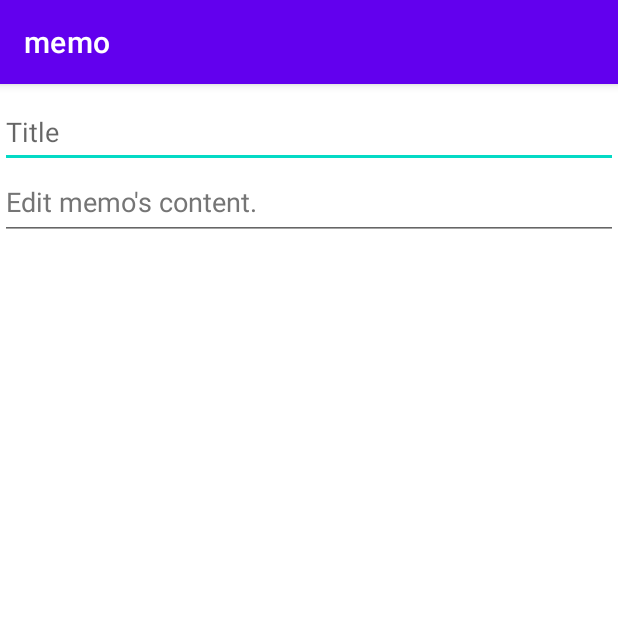
After one commit to 17043003/memo, an Android app: the NewMemoActivity screen opened directly, with no data from a screen before it, on a phone screen of 412 x 824 dp, the top half of it. The commit adds this screen. Run offline under Robolectric (Android 15) with nearby library versions, the phone set to English and light mode, and no system bars.

Commit message:
show new memo page at add memo button is clicked.

```diff
--- a/app/src/main/AndroidManifest.xml
+++ b/app/src/main/AndroidManifest.xml
@@ -14,6 +14,9 @@
         android:theme="@style/Theme.Memo"
         tools:targetApi="31">
         <activity
+            android:name=".NewMemoActivity"
+            android:exported="false" />
+        <activity
             android:name=".MainActivity"
             android:exported="true">
             <intent-filter>
--- a/app/src/main/java/com/ishzk/android/memo/MainActivity.kt
+++ b/app/src/main/java/com/ishzk/android/memo/MainActivity.kt
@@ -1,11 +1,19 @@
 package com.ishzk.android.memo
 
+import android.content.Intent
 import androidx.appcompat.app.AppCompatActivity
 import android.os.Bundle
+import com.google.android.material.floatingactionbutton.FloatingActionButton
 
 class MainActivity : AppCompatActivity() {
     override fun onCreate(savedInstanceState: Bundle?) {
         super.onCreate(savedInstanceState)
         setContentView(R.layout.activity_main)
+
+        val fab: FloatingActionButton = findViewById(R.id.fabNewMemoButton)
+        fab.setOnClickListener{
+            val intent = Intent(this, NewMemoActivity::class.java)
+            startActivity(intent)
+        }
     }
 }
--- /dev/null
+++ b/app/src/main/java/com/ishzk/android/memo/NewMemoActivity.kt
@@ -0,0 +1,11 @@
+package com.ishzk.android.memo
+
+import androidx.appcompat.app.AppCompatActivity
+import android.os.Bundle
+
+class NewMemoActivity : AppCompatActivity() {
+    override fun onCreate(savedInstanceState: Bundle?) {
+        super.onCreate(savedInstanceState)
+        setContentView(R.layout.activity_new_memo)
+    }
+}
--- /dev/null
+++ b/app/src/main/res/layout/activity_new_memo.xml
@@ -0,0 +1,38 @@
+<?xml version="1.0" encoding="utf-8"?>
+<androidx.constraintlayout.widget.ConstraintLayout xmlns:android="http://schemas.android.com/apk/res/android"
+    xmlns:app="http://schemas.android.com/apk/res-auto"
+    xmlns:tools="http://schemas.android.com/tools"
+    android:layout_width="match_parent"
+    android:layout_height="match_parent"
+    tools:context=".NewMemoActivity">
+
+    <EditText
+        android:id="@+id/editTextTitle"
+        android:layout_width="0dp"
+        android:layout_height="wrap_content"
+        android:layout_marginTop="8dp"
+        android:autofillHints=""
+        android:ems="10"
+        android:hint="@string/NewMemoTitle"
+        android:inputType="textPersonName"
+        android:minHeight="48dp"
+        app:layout_constraintEnd_toEndOf="parent"
+        app:layout_constraintStart_toStartOf="parent"
+        app:layout_constraintTop_toTopOf="parent" />
+
+    <EditText
+        android:id="@+id/editTextMemo"
+        android:layout_width="0dp"
+        android:layout_height="wrap_content"
+        android:autofillHints=""
+        android:ems="10"
+        android:gravity="start|top"
+        android:hint="@string/memo_text_description"
+        android:inputType="textMultiLine"
+        android:minHeight="48dp"
+        android:textColorHint="#757575"
+        app:layout_constraintEnd_toEndOf="parent"
+        app:layout_constraintStart_toStartOf="parent"
+        app:layout_constraintTop_toBottomOf="@+id/editTextTitle" />
+
+</androidx.constraintlayout.widget.ConstraintLayout>
--- a/app/src/main/res/values/strings.xml
+++ b/app/src/main/res/values/strings.xml
@@ -1,4 +1,6 @@
 <resources>
     <string name="app_name">memo</string>
     <string name="add_memo">Add new memo.</string>
+    <string name="NewMemoTitle">Title</string>
+    <string name="memo_text_description">Edit memo\'s content.</string>
 </resources>
```
